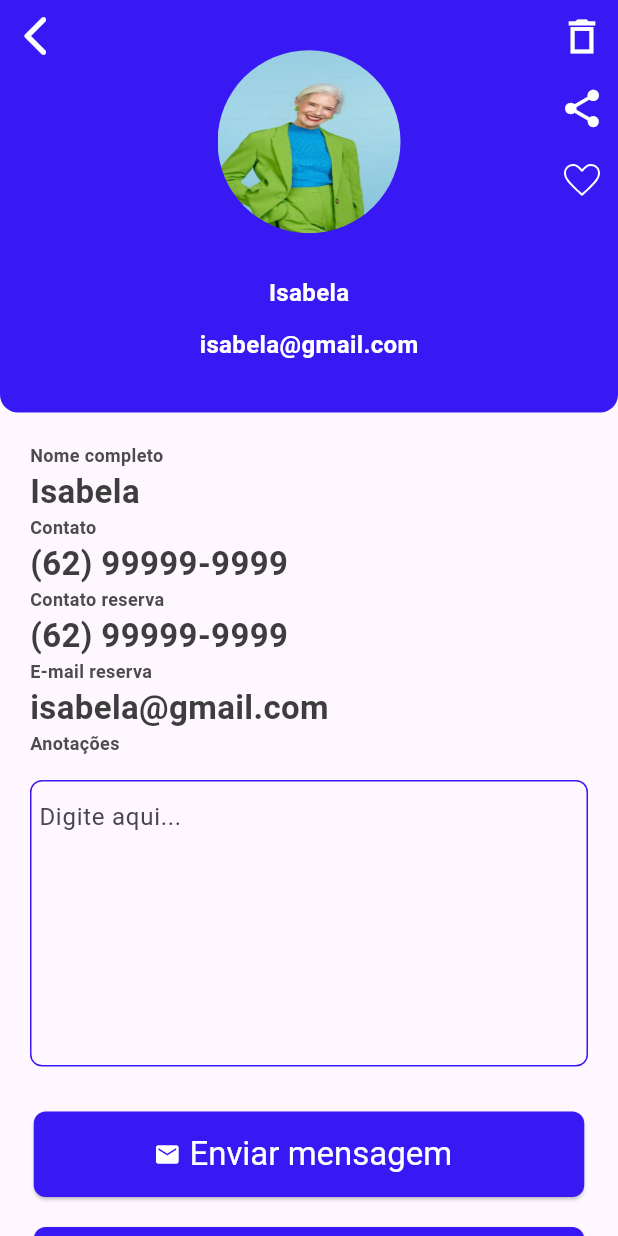
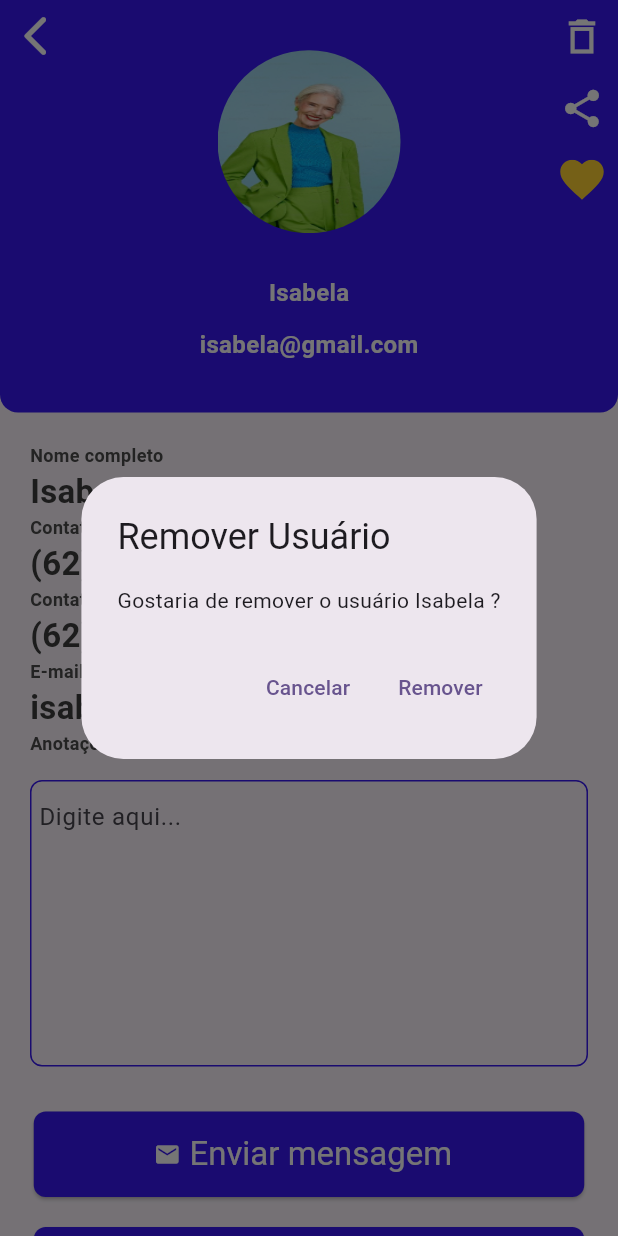
Before and after one commit to IsaSena/challenge2, a Flutter app: the Page2 screen opened directly with sample values from the repository, after a tap on the "delete outline" icon, on a phone screen of 412 x 824 dp. Run offline on Flutter 3.47's test engine with Material 3 defaults, Android fonts, the phone set to English and light mode, and no system bars; our stand-ins replace flutter_riverpod, flutter_svg, mask_text_input_formatter.

Commit message:
Adicionada a função de deletar o usuário selecionado da lista a partir de um modal simples provisionado pelo próprio widget. Iniciando estudos e fundamentos sobre o uso de providers, para substituição dos setters.

```diff
--- a/lib/main.dart
+++ b/lib/main.dart
@@ -2,9 +2,10 @@ import 'package:challenge2/pages/cadastro.dart';
 import 'package:challenge2/pages/page1.dart';
 import 'package:challenge2/pages/page2.dart';
 import 'package:flutter/material.dart';
+import 'package:flutter_riverpod/flutter_riverpod.dart';
 
 void main() {
-  runApp(const MyApp());
+  runApp(ProviderScope(child:MyApp()));
 }
 
 class MyApp extends StatelessWidget {
--- a/lib/pages/page2.dart
+++ b/lib/pages/page2.dart
@@ -125,7 +125,30 @@ class _Page2State extends State<Page2> {
                             iconSize: 30,
                             color: Colors.white,
                             icon: const Icon(Icons.delete_outline_sharp),
-                            onPressed: () {},
+                            onPressed: () {
+                              showDialog(
+                                context: context,
+                                builder: (BuildContext context) {
+                                  return AlertDialog(
+                                    title: Text('Remover Usuário'),
+                                    content: Text('Gostaria de remover o usuário ${widget.user.name} ?'),
+                                    actions: [
+                                      TextButton(onPressed: () {
+                                        Navigator.of(context).pop();
+                                      }, child: Text('Cancelar'),),
+                                      TextButton(onPressed: () {
+                                        profiles.remove(widget.user);
+                                        Navigator.of(context).pushReplacement(MaterialPageRoute(builder: (context) => Page1(),),);
+                                      }, child: Text('Remover'),),
+                                    ],
+                                  );
+                                },
+                                // child: AlertDialog(
+                                //   title: Text('Remover Usuário'),
+                                //   content: Text ('Gostaria de remover o usuário ${widget.user.name}?'),
+                                // ),
+                              );
+                            },
                           ),
                         ),
                         Container(
--- a/pubspec.yaml
+++ b/pubspec.yaml
@@ -37,6 +37,7 @@ dependencies:
   cupertino_icons: ^1.0.6
   flutter_svg: ^2.0.4
   mask_text_input_formatter: ^2.9.0
+  flutter_riverpod: ^2.5.1
 
 dev_dependencies:
   flutter_test:
```
Also changed, not shown: lib/pages/cadastro.dart (+31 -16 lines), lib/pages/infos.dart (+60 -0 lines), lib/pages/page1.dart (+31 -35 lines), lib/providers.dart (added, +15 -0 lines), pubspec.lock.
